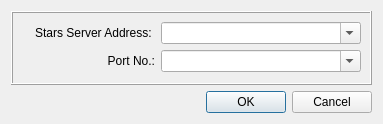
First picture: the form in StarsSV.ui, repository mtab3/xafsm2, before the edit.
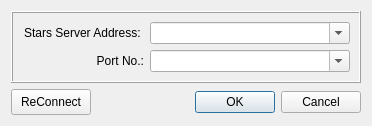
Second picture: the form after the edit.

```diff
--- a/StarsSV.ui
+++ b/StarsSV.ui
@@ -6,24 +6,14 @@
    <rect>
     <x>0</x>
     <y>0</y>
-    <width>383</width>
+    <width>372</width>
     <height>124</height>
    </rect>
   </property>
   <property name="windowTitle">
    <string>Set Stars Server</string>
   </property>
-  <layout class="QGridLayout" name="gridLayout_2">
-   <item row="1" column="0">
-    <widget class="QDialogButtonBox" name="buttonBox">
-     <property name="orientation">
-      <enum>Qt::Horizontal</enum>
-     </property>
-     <property name="standardButtons">
-      <set>QDialogButtonBox::Cancel|QDialogButtonBox::Ok</set>
-     </property>
-    </widget>
-   </item>
+  <layout class="QGridLayout" name="gridLayout_3">
    <item row="0" column="0">
     <widget class="QFrame" name="frame">
      <property name="frameShape">
@@ -76,6 +66,39 @@
      </layout>
     </widget>
    </item>
+   <item row="1" column="0">
+    <layout class="QGridLayout" name="gridLayout_2">
+     <item row="0" column="0">
+      <widget class="QPushButton" name="ReConnect">
+       <property name="enabled">
+        <bool>true</bool>
+       </property>
+       <property name="minimumSize">
+        <size>
+         <width>0</width>
+         <height>26</height>
+        </size>
+       </property>
+       <property name="toolTip">
+        <string/>
+       </property>
+       <property name="text">
+        <string>ReConnect</string>
+       </property>
+      </widget>
+     </item>
+     <item row="0" column="1">
+      <widget class="QDialogButtonBox" name="buttonBox">
+       <property name="orientation">
+        <enum>Qt::Horizontal</enum>
+       </property>
+       <property name="standardButtons">
+        <set>QDialogButtonBox::Cancel|QDialogButtonBox::Ok</set>
+       </property>
+      </widget>
+     </item>
+    </layout>
+   </item>
   </layout>
  </widget>
  <resources/>
```
Left out of the diff: 14 changed lines with no effect on the pictures.
